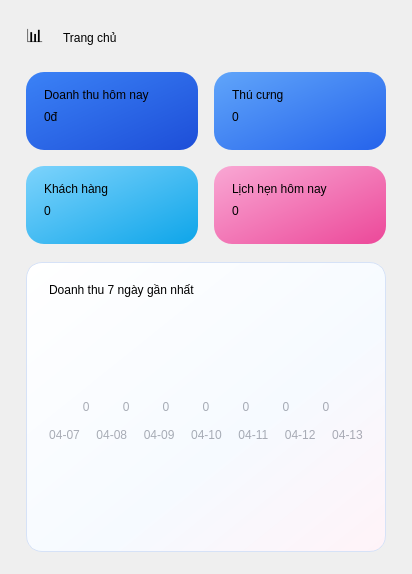
First picture: the form in ui/dashboard.ui, repository thaieaut-engineer/LTUD_Python_Nhom_18, before the edit.
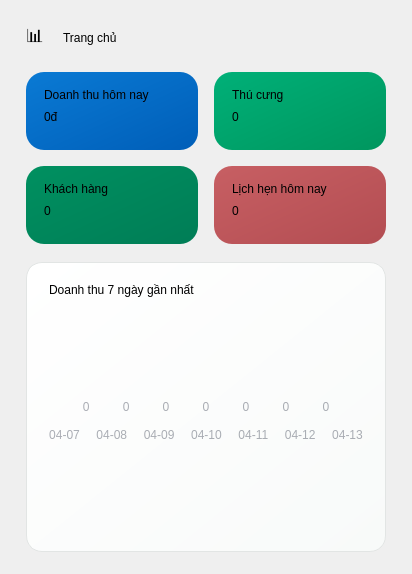
Second picture: the form after the edit.

```diff
--- a/ui/dashboard.ui
+++ b/ui/dashboard.ui
@@ -4,27 +4,27 @@
  <widget class="QWidget" name="DashboardPage">
   <property name="styleSheet">
    <string notr="true">QFrame#Card{
-background: qlineargradient(x1:0, y1:0, x2:1, y2:1, stop:0 #FFFFFF, stop:0.6 #F6FAFF, stop:1 #FFF3F8);
-border: 1px solid #D6E2F7;
+background: qlineargradient(x1:0, y1:0, x2:1, y2:1, stop:0 #FFFFFF, stop:1 #F8FAF9);
+border: 1px solid #E2E5E4;
 border-radius: 16px;
 }
 QFrame#StatBlue{
-background: qlineargradient(x1:0, y1:0, x2:1, y2:1, stop:0 #3B82F6, stop:1 #1D4ED8);
+background: qlineargradient(x1:0, y1:0, x2:1, y2:1, stop:0 #0A7AD4, stop:1 #005EB8);
 border-radius: 18px;
 border: none;
 }
 QFrame#StatOrange{
-background: qlineargradient(x1:0, y1:0, x2:1, y2:1, stop:0 #60A5FA, stop:1 #2563EB);
+background: qlineargradient(x1:0, y1:0, x2:1, y2:1, stop:0 #00B078, stop:1 #00965E);
 border-radius: 18px;
 border: none;
 }
 QFrame#StatGreen{
-background: qlineargradient(x1:0, y1:0, x2:1, y2:1, stop:0 #7DD3FC, stop:1 #0EA5E9);
+background: qlineargradient(x1:0, y1:0, x2:1, y2:1, stop:0 #009060, stop:1 #007D56);
 border-radius: 18px;
 border: none;
 }
 QFrame#StatPink{
-background: qlineargradient(x1:0, y1:0, x2:1, y2:1, stop:0 #F9A8D4, stop:1 #EC4899);
+background: qlineargradient(x1:0, y1:0, x2:1, y2:1, stop:0 #C75F63, stop:1 #B34D52);
 border-radius: 18px;
 border: none;
 }
```
